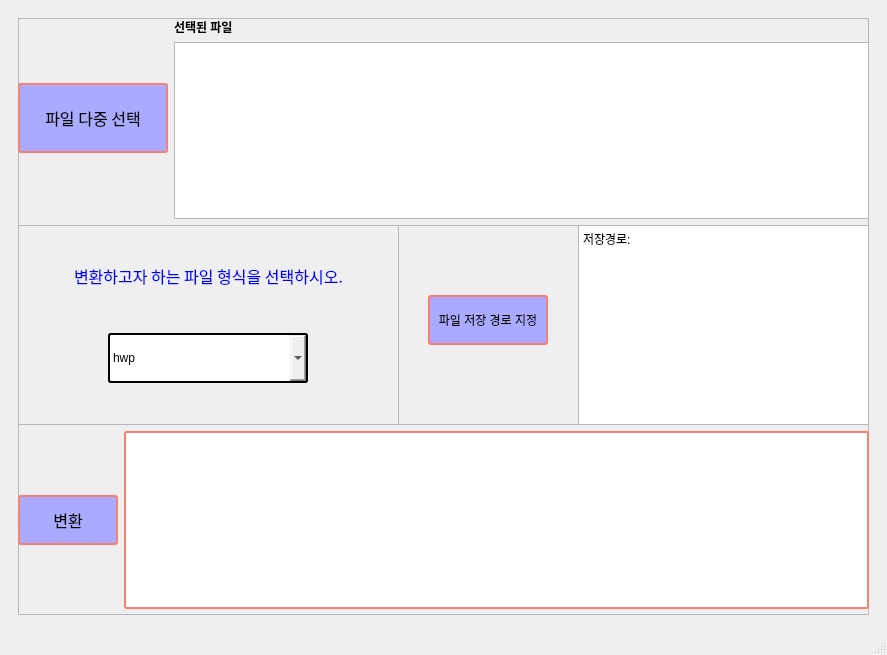
Old version of the form multi_File.ui in the repository BaJo-Team/GUI.
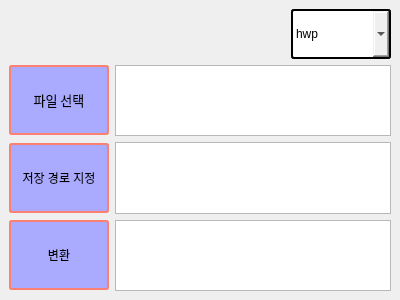
New version of the form.

What changed in the file:
```diff
--- a/multi_File.ui
+++ b/multi_File.ui
@@ -6,254 +6,32 @@
    <rect>
     <x>0</x>
     <y>0</y>
-    <width>887</width>
-    <height>655</height>
+    <width>400</width>
+    <height>300</height>
    </rect>
   </property>
-  <property name="minimumSize">
-   <size>
-    <width>887</width>
-    <height>655</height>
-   </size>
-  </property>
-  <property name="maximumSize">
-   <size>
-    <width>887</width>
-    <height>655</height>
-   </size>
-  </property>
-  <property name="sizeIncrement">
-   <size>
-    <width>1</width>
-    <height>0</height>
-   </size>
-  </property>
   <property name="windowTitle">
    <string>MainWindow</string>
   </property>
   <widget class="QWidget" name="centralwidget">
-   <layout class="QHBoxLayout" name="horizontalLayout_3">
+   <layout class="QGridLayout" name="gridLayout">
+    <item row="0" column="0" colspan="2">
+     <layout class="QHBoxLayout" name="horizontalLayout">
     <item>
-     <widget class="QWidget" name="widget" native="true">
-      <layout class="QHBoxLayout" name="horizontalLayout_2">
-       <item>
-        <widget class="QFrame" name="wholeFrame">
-         <property name="styleSheet">
-          <string notr="true"/>
-         </property>
-         <property name="frameShape">
-          <enum>QFrame::StyledPanel</enum>
-         </property>
-         <property name="frameShadow">
-          <enum>QFrame::Plain</enum>
-         </property>
-         <widget class="QWidget" name="verticalLayoutWidget">
-          <property name="geometry">
-           <rect>
-            <x>0</x>
-            <y>0</y>
-            <width>851</width>
-            <height>591</height>
-           </rect>
-          </property>
-          <layout class="QVBoxLayout" name="whole_group">
-           <item>
-            <layout class="QHBoxLayout" name="Top_group">
-             <item>
-              <widget class="QPushButton" name="Find_File">
-               <property name="minimumSize">
+       <spacer name="horizontalSpacer">
+        <property name="orientation">
+         <enum>Qt::Horizontal</enum>
+        </property>
+        <property name="sizeHint" stdset="0">
                 <size>
-                 <width>150</width>
-                 <height>70</height>
-                </size>
-               </property>
-               <property name="maximumSize">
-                <size>
-                 <width>150</width>
-                 <height>70</height>
-                </size>
-               </property>
-               <property name="font">
-                <font>
-                 <family>한컴 고딕</family>
-                 <pointsize>12</pointsize>
-                 <weight>9</weight>
-                 <italic>false</italic>
-                 <bold>false</bold>
-                </font>
-               </property>
-               <property name="styleSheet">
-                <string notr="true">border-style: solid;
-font: 75 12pt &quot;한컴 고딕&quot;;
-background-color: rgb(170, 170, 255);
-border-width: 2px;
-border-color: #FA8072;
-border-radius: 3px</string>
-               </property>
-               <property name="text">
-                <string>파일 다중 선택</string>
-               </property>
-              </widget>
-             </item>
-             <item>
-              <layout class="QVBoxLayout" name="selected_list">
-               <item>
-                <widget class="QLabel" name="label_3">
-                 <property name="font">
-                  <font>
-                   <weight>75</weight>
-                   <bold>true</bold>
-                  </font>
-                 </property>
-                 <property name="text">
-                  <string>선택된 파일</string>
-                 </property>
-                </widget>
-               </item>
-               <item>
-                <widget class="QTextBrowser" name="show_selected_Files"/>
-               </item>
-              </layout>
-             </item>
-            </layout>
-           </item>
-           <item>
-            <layout class="QHBoxLayout" name="middle_group">
-             <item>
-              <widget class="QFrame" name="middle_Frame">
-               <property name="minimumSize">
-                <size>
-                 <width>200</width>
-                 <height>200</height>
-                </size>
-               </property>
-               <property name="frameShape">
-                <enum>QFrame::StyledPanel</enum>
-               </property>
-               <property name="frameShadow">
-                <enum>QFrame::Plain</enum>
-               </property>
-               <property name="lineWidth">
-                <number>1</number>
-               </property>
-               <widget class="QPushButton" name="select_save_place">
-                <property name="geometry">
-                 <rect>
-                  <x>410</x>
-                  <y>70</y>
-                  <width>120</width>
-                  <height>50</height>
-                 </rect>
-                </property>
-                <property name="maximumSize">
-                 <size>
-                  <width>120</width>
-                  <height>50</height>
-                 </size>
-                </property>
-                <property name="styleSheet">
-                 <string notr="true">border-style: solid;
-font: 75 9pt &quot;한컴 고딕&quot;;
-background-color: rgb(170, 170, 255);
-border-width: 2px;
-border-color: #FA8072;
-border-radius: 3px</string>
-                </property>
-                <property name="text">
-                 <string>파일 저장 경로 지정</string>
-                </property>
-               </widget>
-               <widget class="QTextBrowser" name="show_save_place">
-                <property name="geometry">
-                 <rect>
-                  <x>560</x>
-                  <y>0</y>
-                  <width>291</width>
-                  <height>200</height>
-                 </rect>
-                </property>
-                <property name="minimumSize">
-                 <size>
-                  <width>200</width>
-                  <height>155</height>
-                 </size>
-                </property>
-                <property name="maximumSize">
-                 <size>
-                  <width>500</width>
-                  <height>200</height>
-                 </size>
-                </property>
-                <property name="html">
-                 <string>&lt;!DOCTYPE HTML PUBLIC &quot;-//W3C//DTD HTML 4.0//EN&quot; &quot;http://www.w3.org/TR/REC-html40/strict.dtd&quot;&gt;
-&lt;html&gt;&lt;head&gt;&lt;meta name=&quot;qrichtext&quot; content=&quot;1&quot; /&gt;&lt;style type=&quot;text/css&quot;&gt;
-p, li { white-space: pre-wrap; }
-&lt;/style&gt;&lt;/head&gt;&lt;body style=&quot; font-family:'Gulim'; font-size:9pt; font-weight:400; font-style:normal;&quot;&gt;
-&lt;p style=&quot; margin-top:0px; margin-bottom:0px; margin-left:0px; margin-right:0px; -qt-block-indent:0; text-indent:0px;&quot;&gt;저장경로:&lt;/p&gt;&lt;/body&gt;&lt;/html&gt;</string>
-                </property>
-               </widget>
-               <widget class="QFrame" name="middle_2Frame">
-                <property name="geometry">
-                 <rect>
-                  <x>0</x>
-                  <y>0</y>
-                  <width>381</width>
-                  <height>201</height>
-                 </rect>
-                </property>
-                <property name="frameShape">
-                 <enum>QFrame::StyledPanel</enum>
-                </property>
-                <property name="frameShadow">
-                 <enum>QFrame::Plain</enum>
-                </property>
-                <widget class="QWidget" name="">
-                 <property name="geometry">
-                  <rect>
-                   <x>0</x>
-                   <y>0</y>
-                   <width>381</width>
-                   <height>201</height>
-                  </rect>
-                 </property>
-                 <layout class="QVBoxLayout" name="choose_listofFile">
-                  <property name="sizeConstraint">
-                   <enum>QLayout::SetDefaultConstraint</enum>
-                  </property>
-                  <property name="leftMargin">
-                   <number>0</number>
-                  </property>
-                  <property name="rightMargin">
-                   <number>0</number>
-                  </property>
-                  <item alignment="Qt::AlignHCenter">
-                   <widget class="QLabel" name="label_2">
-                    <property name="maximumSize">
-                     <size>
-                      <width>16777215</width>
+          <width>248</width>
                       <height>20</height>
                      </size>
                     </property>
-                    <property name="font">
-                     <font>
-                      <family>한컴 고딕</family>
-                      <pointsize>12</pointsize>
-                      <weight>9</weight>
-                      <italic>false</italic>
-                      <bold>false</bold>
-                     </font>
-                    </property>
-                    <property name="styleSheet">
-                     <string notr="true">color: blue;
-font: 75 12pt &quot;한컴 고딕&quot;;</string>
-                    </property>
-                    <property name="text">
-                     <string>변환하고자 하는 파일 형식을 선택하시오.</string>
-                    </property>
-                   </widget>
-                  </item>
-                  <item alignment="Qt::AlignHCenter">
-                   <widget class="QComboBox" name="Select_File_type">
+       </spacer>
+      </item>
+      <item>
+       <widget class="QComboBox" name="Select_File_type_2">
                     <property name="sizePolicy">
                      <sizepolicy hsizetype="Preferred" vsizetype="Fixed">
                       <horstretch>0</horstretch>
@@ -262,13 +40,13 @@
                     </property>
                     <property name="minimumSize">
                      <size>
-                      <width>200</width>
+          <width>100</width>
                       <height>50</height>
                      </size>
                     </property>
                     <property name="maximumSize">
                      <size>
-                      <width>200</width>
+          <width>100</width>
                       <height>50</height>
                      </size>
                     </property>
@@ -306,40 +84,124 @@
                    </widget>
                   </item>
                  </layout>
-                </widget>
-               </widget>
-              </widget>
-             </item>
-            </layout>
-           </item>
-           <item>
-            <layout class="QHBoxLayout" name="horizontalLayout">
-             <item>
+    </item>
+    <item row="1" column="0">
+     <widget class="QPushButton" name="File_Select">
+      <property name="minimumSize">
+       <size>
+        <width>100</width>
+        <height>70</height>
+       </size>
+      </property>
+      <property name="maximumSize">
+       <size>
+        <width>100</width>
+        <height>70</height>
+       </size>
+      </property>
+      <property name="font">
+       <font>
+        <family>한컴 고딕</family>
+        <pointsize>10</pointsize>
+        <weight>9</weight>
+        <italic>false</italic>
+        <bold>false</bold>
+       </font>
+      </property>
+      <property name="styleSheet">
+       <string notr="true">border-style: solid;
+background-color: rgb(170, 170, 255);
+border-width: 2px;
+font: 75 10pt &quot;한컴 고딕&quot;;
+border-color: #FA8072;
+border-radius: 3px</string>
+      </property>
+      <property name="text">
+       <string>파일 선택</string>
+      </property>
+     </widget>
+    </item>
+    <item row="1" column="1">
+     <widget class="QTextBrowser" name="show_selected_Files">
+      <property name="minimumSize">
+       <size>
+        <width>250</width>
+        <height>70</height>
+       </size>
+      </property>
+      <property name="maximumSize">
+       <size>
+        <width>16777215</width>
+        <height>16777215</height>
+       </size>
+      </property>
+     </widget>
+    </item>
+    <item row="2" column="0">
+     <widget class="QPushButton" name="select_save_place">
+      <property name="minimumSize">
+       <size>
+        <width>100</width>
+        <height>70</height>
+       </size>
+      </property>
+      <property name="maximumSize">
+       <size>
+        <width>100</width>
+        <height>70</height>
+       </size>
+      </property>
+      <property name="font">
+       <font>
+        <weight>50</weight>
+        <bold>false</bold>
+       </font>
+      </property>
+      <property name="styleSheet">
+       <string notr="true">border-style: solid;
+background-color: rgb(170, 170, 255);
+border-width: 2px;
+border-color: #FA8072;
+border-radius: 3px</string>
+      </property>
+      <property name="text">
+       <string>저장 경로 지정</string>
+      </property>
+     </widget>
+    </item>
+    <item row="2" column="1">
+     <widget class="QTextBrowser" name="show_save_place">
+      <property name="minimumSize">
+       <size>
+        <width>250</width>
+        <height>70</height>
+       </size>
+      </property>
+      <property name="maximumSize">
+       <size>
+        <width>16777215</width>
+        <height>16777215</height>
+       </size>
+      </property>
+     </widget>
+    </item>
+    <item row="3" column="0">
               <widget class="QPushButton" name="change_File">
-               <property name="sizePolicy">
-                <sizepolicy hsizetype="Preferred" vsizetype="Fixed">
-                 <horstretch>0</horstretch>
-                 <verstretch>0</verstretch>
-                </sizepolicy>
-               </property>
                <property name="minimumSize">
                 <size>
                  <width>100</width>
-                 <height>50</height>
+        <height>70</height>
                 </size>
                </property>
                <property name="maximumSize">
                 <size>
                  <width>100</width>
-                 <height>50</height>
+        <height>70</height>
                 </size>
                </property>
                <property name="font">
                 <font>
-                 <family>한컴 고딕</family>
-                 <pointsize>12</pointsize>
-                 <weight>9</weight>
-                 <italic>false</italic>
+        <weight>50</weight>
                  <bold>false</bold>
                 </font>
                </property>
@@ -356,42 +218,24 @@
                </property>
               </widget>
              </item>
-             <item>
+    <item row="3" column="1">
               <widget class="QTextBrowser" name="show_result">
-               <property name="font">
-                <font>
-                 <pointsize>15</pointsize>
-                 <weight>75</weight>
-                 <bold>true</bold>
-                </font>
-               </property>
-               <property name="styleSheet">
-                <string notr="true">border-style: solid;
-border-width: 2px;
-border-color: #FA8072;
-border-radius: 3px</string>
-               </property>
-               <property name="html">
-                <string>&lt;!DOCTYPE HTML PUBLIC &quot;-//W3C//DTD HTML 4.0//EN&quot; &quot;http://www.w3.org/TR/REC-html40/strict.dtd&quot;&gt;
-&lt;html&gt;&lt;head&gt;&lt;meta name=&quot;qrichtext&quot; content=&quot;1&quot; /&gt;&lt;style type=&quot;text/css&quot;&gt;
-p, li { white-space: pre-wrap; }
-&lt;/style&gt;&lt;/head&gt;&lt;body style=&quot; font-family:'Gulim'; font-size:15pt; font-weight:600; font-style:normal;&quot;&gt;
-&lt;p style=&quot;-qt-paragraph-type:empty; margin-top:0px; margin-bottom:0px; margin-left:0px; margin-right:0px; -qt-block-indent:0; text-indent:0px; font-weight:400;&quot;&gt;&lt;br /&gt;&lt;/p&gt;&lt;/body&gt;&lt;/html&gt;</string>
-               </property>
+      <property name="minimumSize">
+       <size>
+        <width>250</width>
+        <height>70</height>
+       </size>
+      </property>
+      <property name="maximumSize">
+       <size>
+        <width>16777215</width>
+        <height>16777215</height>
+       </size>
+      </property>
               </widget>
              </item>
             </layout>
-           </item>
-          </layout>
-         </widget>
-        </widget>
-       </item>
-      </layout>
-     </widget>
-    </item>
-   </layout>
-  </widget>
-  <widget class="QStatusBar" name="statusbar"/>
+  </widget>
  </widget>
  <resources/>
  <connections/>
```
Left out of the diff: 3 changed lines with no effect on the pictures. Lines whose indentation alone changed are shown as unchanged.
